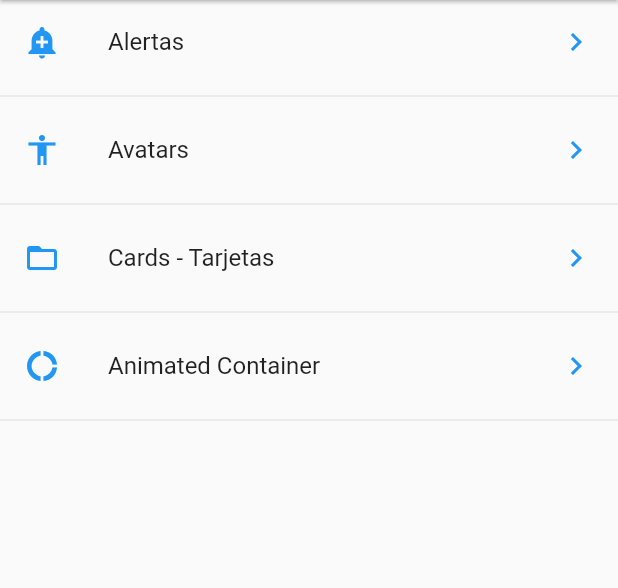
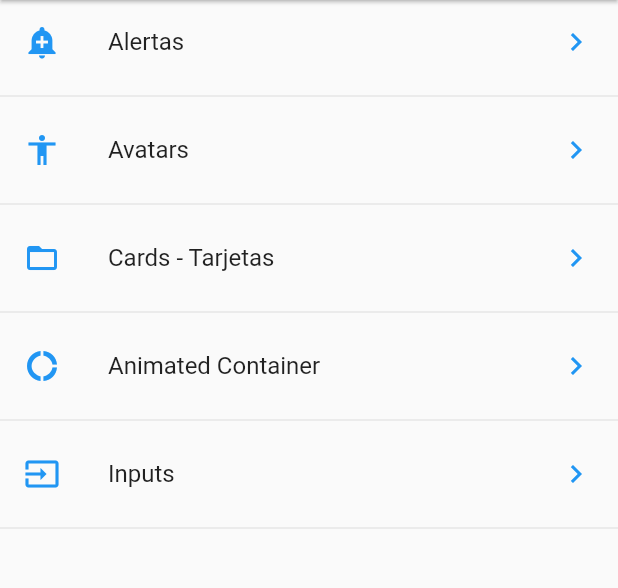
Before and after one commit to ilodi/ComponentesFlutter, a Flutter app: the screen it shows after launch, on a phone screen of 412 x 824 dp, the part 84-672 px from its top. Run offline on Flutter 3.47's test engine with Material 2 defaults, Android fonts, the phone set to English and light mode, and no system bars.

Commit message:
Aprendiendo inputs

```diff
--- a/data/menu_opts.json
+++ b/data/menu_opts.json
@@ -20,6 +20,11 @@
             "ruta" : "animatedContainer",
             "icon" : "donut_large",
             "texto": "Animated Container"
+        },
+        {
+            "ruta" : "inputs",
+            "icon" : "input",
+            "texto": "Inputs"
         }
     ]
 }
--- a/lib/src/routes/routes.dart
+++ b/lib/src/routes/routes.dart
@@ -5,6 +5,7 @@ import '../pages/alert_page.dart';
 import '../pages/avatar_page.dart';
 import '../pages/card_pages.dart';
 import '../pages/animated_container.dart';
+import '../pages/input_page.dart';
 
 Map<String, WidgetBuilder> getApplicationRoutes(){
   return <String, WidgetBuilder>{
@@ -13,5 +14,6 @@ Map<String, WidgetBuilder> getApplicationRoutes(){
         'avatar'    : (BuildContext context) => AvatarPage(),
         'card'      : (BuildContext context) => CardPages(),
         'animatedContainer'  : (BuildContext context) => AnimatedContainerPages(),
+        'inputs'             : (BuildContext context) => InputPage(),
       };
 }
--- a/lib/src/utils/icono_string_util.dart
+++ b/lib/src/utils/icono_string_util.dart
@@ -5,6 +5,7 @@ final _icons = <String, IconData>{
   'accessibility' : Icons.accessibility,
   'folder_open'   : Icons.folder_open,
   'donut_large'   : Icons.donut_large,
+  'input'        : Icons.input,
 };
 
 Icon getIcon (String nombreIcono){
```
Also changed, not shown: lib/src/pages/input_page.dart (added, +15 -0 lines).
